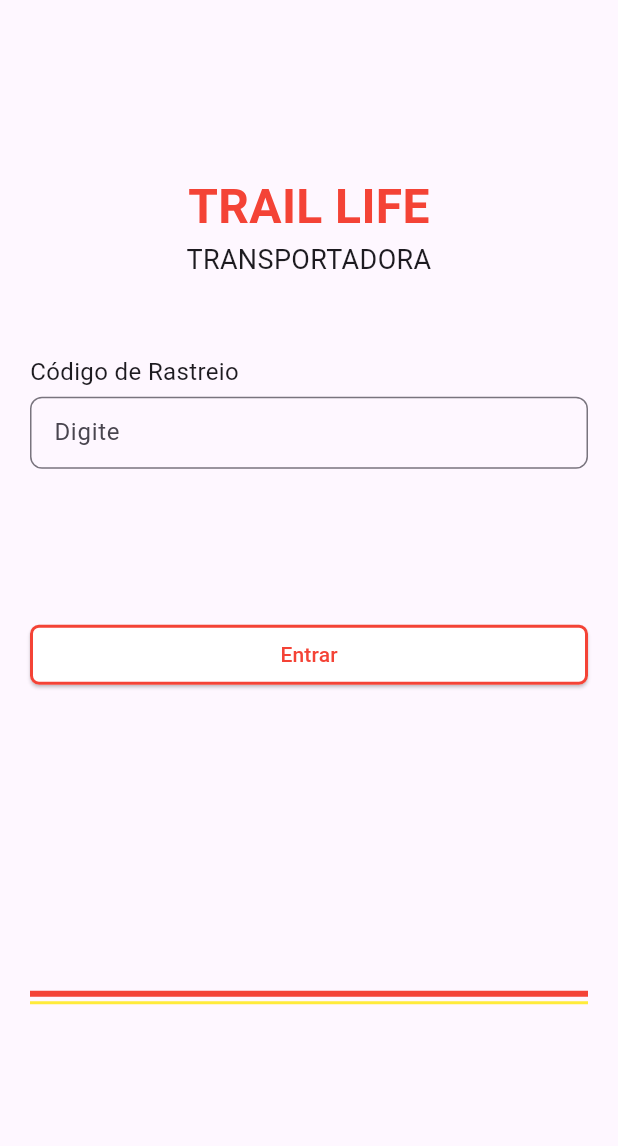
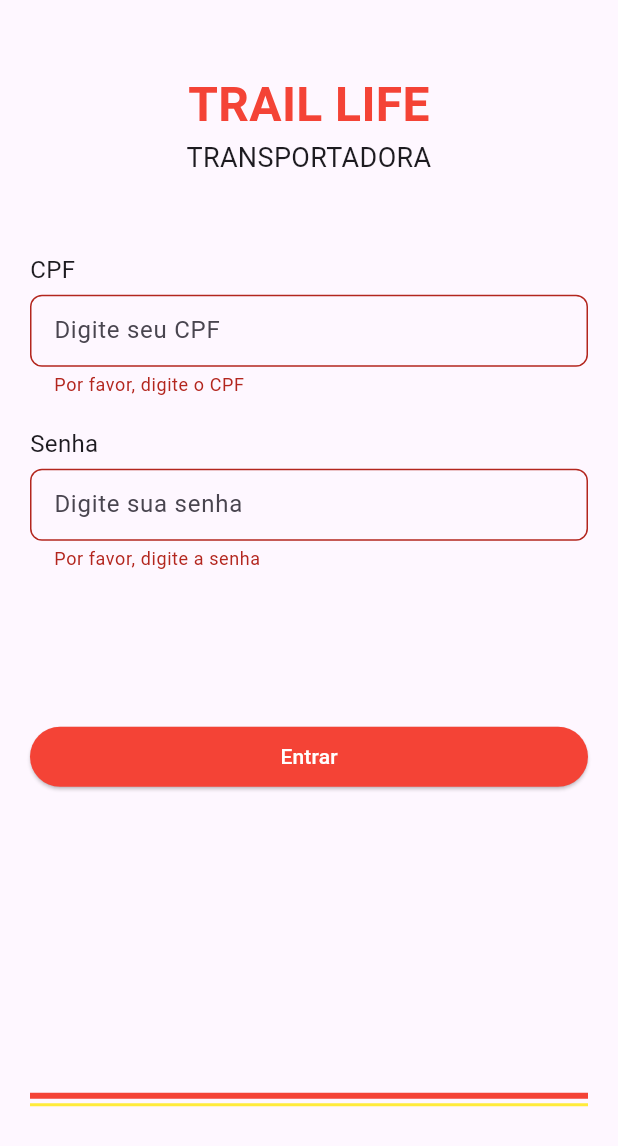
Before and after one commit to bfxmarques/projeto-trial-life-mobile, a Flutter app: the screen it shows after launch, after a tap on "Entrar", on a phone screen of 412 x 824 dp. Shown: the top 1146 px of the screen. Run offline on Flutter 3.47's test engine with Material 3 defaults, Android fonts, the phone set to English and light mode, and no system bars; our stand-ins replace flutter_rating_bar, font_awesome_flutter.

Commit message:
trial life app mobile

```diff
--- a/flutter_application_1/lib/main.dart
+++ b/flutter_application_1/lib/main.dart
@@ -1,5 +1,5 @@
 import 'package:flutter/material.dart';
-import 'rastreio.dart'; // Importando a tela de rastreio
+import 'rastreio.dart';
 
 void main() {
   runApp(TrailLifeMotoristaLoginApp());
@@ -25,12 +25,15 @@ class TrailLifeMotoristaLogin extends StatefulWidget {
 
 class _TrailLifeMotoristaLoginState extends State<TrailLifeMotoristaLogin> {
   final _formKey = GlobalKey<FormState>();
-  String _codigo = '';
-  TextEditingController _codigoController = TextEditingController();
+  TextEditingController _cpfController = TextEditingController();
+  TextEditingController _senhaController = TextEditingController();
+  final String _cpfTeste = '44164085878';
+  final String _senhaTeste = '981777432fe';
 
   @override
   void dispose() {
-    _codigoController.dispose();
+    _cpfController.dispose();
+    _senhaController.dispose();
     super.dispose();
   }
 
@@ -41,6 +44,8 @@ class _TrailLifeMotoristaLoginState extends State<TrailLifeMotoristaLogin> {
         child: SingleChildScrollView(
           child: Padding(
             padding: const EdgeInsets.symmetric(horizontal: 20),
+            child: Form(
+              key: _formKey,
               child: Column(
                 mainAxisAlignment: MainAxisAlignment.center,
                 crossAxisAlignment: CrossAxisAlignment.center,
@@ -60,63 +65,75 @@ class _TrailLifeMotoristaLoginState extends State<TrailLifeMotoristaLogin> {
                     crossAxisAlignment: CrossAxisAlignment.start,
                     children: [
                       Text(
-                      'Código de Rastreio',
+                        'CPF',
                         style: TextStyle(fontSize: 16),
                       ),
                       SizedBox(height: 5),
                       TextFormField(
-                      controller: _codigoController,
+                        controller: _cpfController,
                         decoration: InputDecoration(
                           contentPadding: EdgeInsets.symmetric(horizontal: 12, vertical: 8),
-                        hintText: 'Digite',
+                          hintText: 'Digite seu CPF',
                           border: OutlineInputBorder(
                             borderRadius: BorderRadius.circular(8),
                           ),
                         ),
                         validator: (value) {
                           if (value?.isEmpty ?? true) {
-                          return 'Por favor, digite o código de rastreio';
+                            return 'Por favor, digite o CPF';
                           }
                           return null;
                         },
-                      onSaved: (value) => _codigo = value ?? '',
+                      ),
+                      SizedBox(height: 20),
+                      Text(
+                        'Senha',
+                        style: TextStyle(fontSize: 16),
+                      ),
+                      SizedBox(height: 5),
+                      TextFormField(
+                        controller: _senhaController,
+                        obscureText: true,
+                        decoration: InputDecoration(
+                          contentPadding: EdgeInsets.symmetric(horizontal: 12, vertical: 8),
+                          hintText: 'Digite sua senha',
+                          border: OutlineInputBorder(
+                            borderRadius: BorderRadius.circular(8),
+                          ),
+                        ),
+                        validator: (value) {
+                          if (value?.isEmpty ?? true) {
+                            return 'Por favor, digite a senha';
+                          }
+                          return null;
+                        },
                       ),
                     ],
                   ),
-                SizedBox(height: 100), // Espaçamento entre o campo de entrada e o botão Entrar
+                  SizedBox(height: 100),
                   SizedBox(
-                  width: double.infinity, // Ajuste para o botão ocupar toda a largura disponível
+                    width: double.infinity,
                     child: ElevatedButton(
                       onPressed: () {
                         if (_formKey.currentState?.validate() ?? false) {
                           _formKey.currentState?.save();
-                        _showLoginDialog();
-                        _codigoController.clear();
+                          if (_cpfController.text == _cpfTeste && _senhaController.text == _senhaTeste) {
                             Navigator.push(
                               context,
-                          MaterialPageRoute(builder: (context) => RastreioPage(codigo: _codigo)), // Navega para a tela de rastreio
+                              MaterialPageRoute(builder: (context) => RastreioPage(codigo: _cpfController.text)),
                             );
+                          } else {
+                            _showLoginDialog('CPF ou senha incorretos');
+                          }
                         }
                       },
                       style: ButtonStyle(
-                      shape: MaterialStateProperty.all<RoundedRectangleBorder>(
-                        RoundedRectangleBorder(
-                          borderRadius: BorderRadius.circular(6),
+                        backgroundColor: MaterialStateProperty.all<Color>(Colors.red),
+                      ),
+                      child: Text('Entrar', style: TextStyle(color: Colors.white)),
                     ),
                   ),
-                      backgroundColor: MaterialStateProperty.resolveWith<Color>((Set<MaterialState> states) {
-                        if (states.contains(MaterialState.pressed)) {
-                          return Colors.red;
-                        }
-                        return Colors.white;
-                      }),
-                      overlayColor: MaterialStateProperty.all<Color>(Colors.red.withOpacity(0.1)),
-                      side: MaterialStateProperty.all<BorderSide>(BorderSide(color: Colors.red, width: 2)),
-                    ),
-                    child: Text('Entrar', style: TextStyle(color: Colors.red)),
-                  ),
-                ),
-                SizedBox(height: 200), // Espaçamento entre o botão Entrar e as linhas vermelha e amarela
+                  SizedBox(height: 200),
                   Container(
                     height: 4,
                     color: Colors.red,
@@ -126,8 +143,9 @@ class _TrailLifeMotoristaLoginState extends State<TrailLifeMotoristaLogin> {
                     height: 2,
                     color: Colors.yellow,
                   ),
-                SizedBox(height: 40), // Espaçamento entre as linhas e o final da tela
+                  SizedBox(height: 40),
                 ],
+              ),
             ),
           ),
         ),
@@ -135,13 +153,13 @@ class _TrailLifeMotoristaLoginState extends State<TrailLifeMotoristaLogin> {
     );
   }
 
-  void _showLoginDialog() {
+  void _showLoginDialog(String message) {
     showDialog(
       context: context,
       builder: (BuildContext context) {
         return AlertDialog(
           title: Text('Login'),
-          content: Text('Código de Rastreio: $_codigo'),
+          content: Text(message),
           actions: [
             TextButton(
               onPressed: () {
--- a/flutter_application_1/lib/main_rastreio.dart
+++ /dev/null
@@ -1,19 +0,0 @@
-import 'package:flutter/material.dart';
-import 'rastreio.dart';
-
-void main() {
-  runApp(RastreioApp());
-}
-
-class RastreioApp extends StatelessWidget {
-  @override
-  Widget build(BuildContext context) {
-    return MaterialApp(
-      title: 'Rastreio Demo',
-      theme: ThemeData(
-        primarySwatch: Colors.blue,
-      ),
-      home: RastreioPage(codigo: '000052'), // Passe um valor de teste para o código
-    );
-  }
-}
--- a/flutter_application_1/pubspec.yaml
+++ b/flutter_application_1/pubspec.yaml
@@ -10,6 +10,7 @@ dependencies:
   flutter:
     sdk: flutter
   font_awesome_flutter: ^10.1.0
+  flutter_rating_bar: ^4.0.0
 
 dev_dependencies:
   flutter_test:
```
Also changed, not shown: flutter_application_1/lib/infoentrega.dart (+73 -14 lines), flutter_application_1/lib/status_pedido.dart (+6 -6 lines), flutter_application_1/pubspec.lock. Lines whose indentation alone changed are shown as unchanged.
